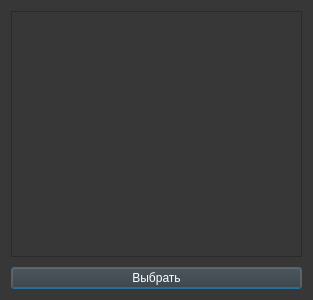
Old version of the form ui/dialogs/more_users_dialog.ui in the repository Protocs/OkayMoney.
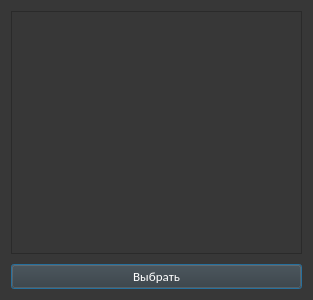
New version of the form. Icons and pictures are not drawn.

What changed in the file:
```diff
--- a/ui/dialogs/more_users_dialog.ui
+++ b/ui/dialogs/more_users_dialog.ui
@@ -26,10 +26,23 @@
     <number>10</number>
    </property>
    <item>
-    <widget class="QListWidget" name="listWidget"/>
+    <widget class="QListWidget" name="listWidget">
+     <property name="font">
+      <font>
+       <family>Calibri</family>
+       <pointsize>11</pointsize>
+      </font>
+     </property>
+    </widget>
    </item>
    <item>
     <widget class="QPushButton" name="choose_user_btn">
+     <property name="font">
+      <font>
+       <family>Calibri</family>
+       <pointsize>10</pointsize>
+      </font>
+     </property>
      <property name="text">
       <string>Выбрать</string>
      </property>
```
